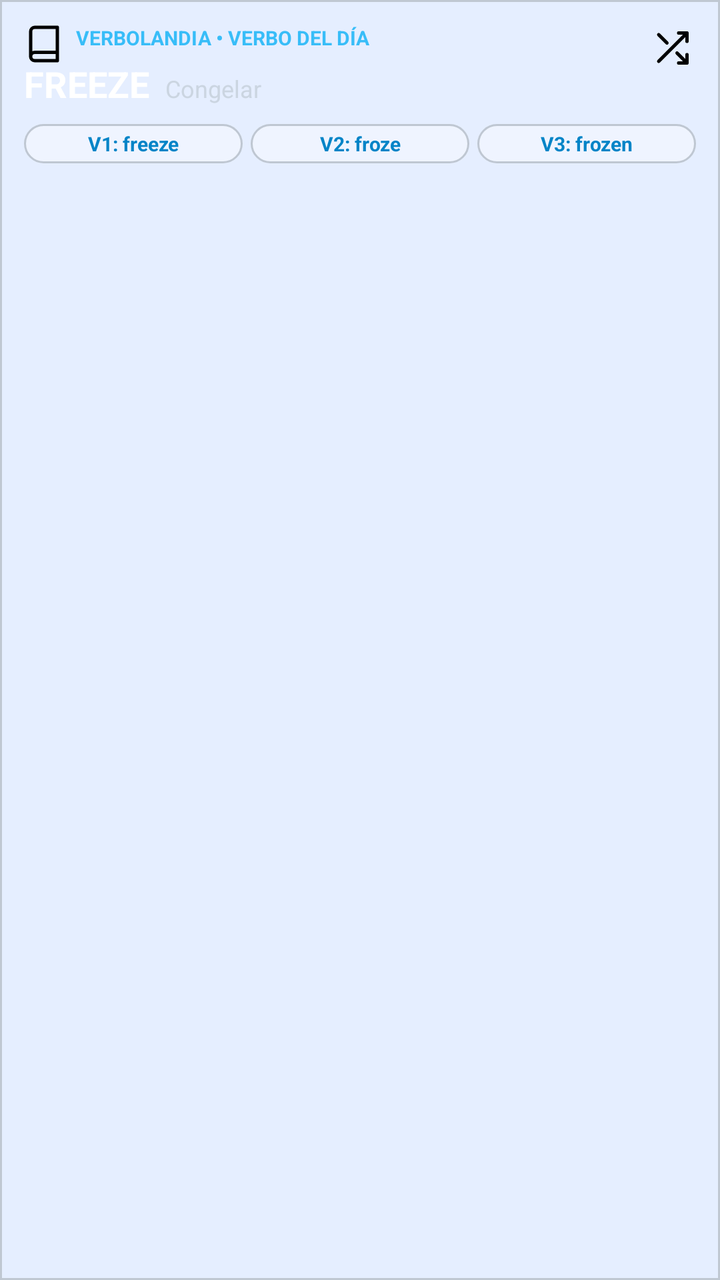
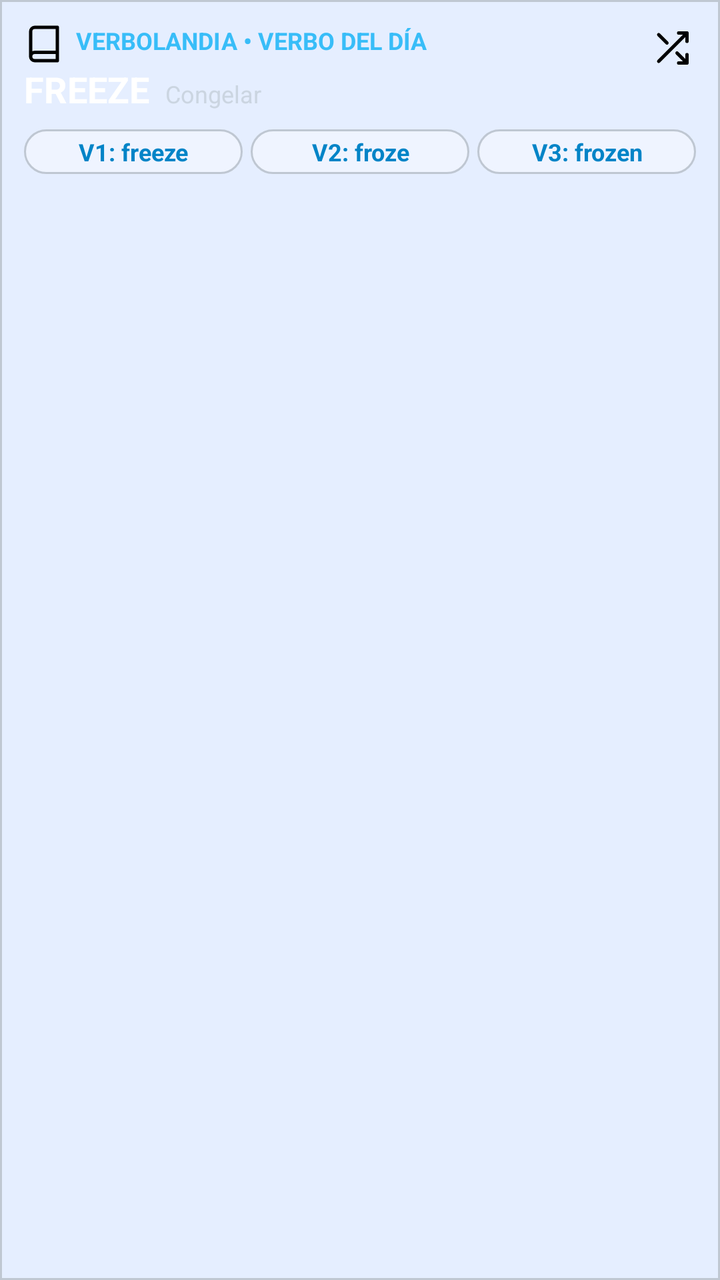

An Android layout rendered at two revisions. The XML below is the earlier revision; the diff shows what the commit changed to produce the second picture.
<!-- AndroidManifest.xml: application theme Theme.VerboLandia -->
<!-- res/layout/verb_app_widget.xml -->
<?xml version="1.0" encoding="utf-8"?>
<RelativeLayout xmlns:android="http://schemas.android.com/apk/res/android"
    android:id="@+id/widgetRoot"
    android:layout_width="match_parent"
    android:layout_height="match_parent"
    android:background="@drawable/bg_bottom_action_bar"
    android:padding="12dp">

    
    <ImageView
        android:id="@+id/ivWidgetIcon"
        android:layout_width="20dp"
        android:layout_height="20dp"
        android:layout_alignParentStart="true"
        android:layout_alignParentTop="true"
        android:contentDescription="@null"
        android:src="@drawable/ic_dictionary" />

    <TextView
        android:id="@+id/tvWidgetHeader"
        android:layout_width="wrap_content"
        android:layout_height="wrap_content"
        android:layout_alignTop="@id/ivWidgetIcon"
        android:layout_marginStart="6dp"
        android:layout_toEndOf="@id/ivWidgetIcon"
        android:text="@string/widget_header"
        android:textColor="#38BDF8"
        android:textSize="10sp"
        android:textStyle="bold" />

    <ImageButton
        android:id="@+id/btnWidgetRefresh"
        android:layout_width="24dp"
        android:layout_height="24dp"
        android:layout_alignParentEnd="true"
        android:layout_alignParentTop="true"
        android:background="?android:attr/selectableItemBackground"
        android:contentDescription="@string/widget_refresh_desc"
        android:padding="2dp"
        android:scaleType="fitCenter"
        android:src="@drawable/ic_shuffle" />

    
    <TextView
        android:id="@+id/tvWidgetVerbBase"
        android:layout_width="wrap_content"
        android:layout_height="wrap_content"
        android:layout_below="@id/tvWidgetHeader"
        android:layout_marginTop="4dp"
        android:text="@string/widget_default_base"
        android:textColor="#FFFFFF"
        android:textSize="18sp"
        android:textStyle="bold" />

    <TextView
        android:id="@+id/tvWidgetMeaning"
        android:layout_width="wrap_content"
        android:layout_height="wrap_content"
        android:layout_alignBaseline="@id/tvWidgetVerbBase"
        android:layout_marginStart="8dp"
        android:layout_toEndOf="@id/tvWidgetVerbBase"
        android:text="@string/widget_default_meaning"
        android:textColor="#CBD5E1"
        android:textSize="12sp" />

    
    <LinearLayout
        android:layout_width="match_parent"
        android:layout_height="wrap_content"
        android:layout_below="@id/tvWidgetVerbBase"
        android:layout_marginTop="8dp"
        android:orientation="horizontal">

        <TextView
            android:id="@+id/tvWidgetV1"
            android:layout_width="0dp"
            android:layout_height="wrap_content"
            android:layout_weight="1"
            android:background="@drawable/bg_badge_small"
            android:gravity="center"
            android:paddingVertical="3dp"
            android:text="@string/widget_default_v1"
            android:textColor="#0284C7"
            android:textSize="10sp"
            android:textStyle="bold" />

        <TextView
            android:id="@+id/tvWidgetV2"
            android:layout_width="0dp"
            android:layout_height="wrap_content"
            android:layout_marginStart="4dp"
            android:layout_weight="1"
            android:background="@drawable/bg_badge_small"
            android:gravity="center"
            android:paddingVertical="3dp"
            android:text="@string/widget_default_v2"
            android:textColor="#0284C7"
            android:textSize="10sp"
            android:textStyle="bold" />

        <TextView
            android:id="@+id/tvWidgetV3"
            android:layout_width="0dp"
            android:layout_height="wrap_content"
            android:layout_marginStart="4dp"
            android:layout_weight="1"
            android:background="@drawable/bg_badge_small"
            android:gravity="center"
            android:paddingVertical="3dp"
            android:text="@string/widget_default_v3"
            android:textColor="#0284C7"
            android:textSize="10sp"
            android:textStyle="bold" />
    </LinearLayout>

</RelativeLayout>
<!-- resources referenced by this layout -->
<resources>
  <!-- drawable bg_badge_small (drawable) -->
  <?xml version="1.0" encoding="utf-8"?>
  <shape xmlns:android="http://schemas.android.com/apk/res/android"
      android:shape="rectangle">
      <solid android:color="?attr/colorSurfaceContainerLow" />
      <corners android:radius="@dimen/rounded_full" />
      <stroke
          android:width="1dp"
          android:color="?attr/colorOutlineVariant" />
  </shape>
  <!-- drawable bg_bottom_action_bar (drawable) -->
  <?xml version="1.0" encoding="utf-8"?>
  <shape xmlns:android="http://schemas.android.com/apk/res/android"
      android:shape="rectangle">
      <solid android:color="?attr/colorSurfaceContainer" />
      <stroke
          android:width="1dp"
          android:color="?attr/colorOutlineVariant" />
  </shape>
  <!-- drawable ic_dictionary (drawable) -->
  <vector xmlns:android="http://schemas.android.com/apk/res/android"
      android:width="24dp"
      android:height="24dp"
      android:viewportWidth="24"
      android:viewportHeight="24">
      <path
          android:fillColor="#00000000"
          android:strokeColor="#FF000000"
          android:strokeWidth="2"
          android:strokeLineCap="round"
          android:strokeLineJoin="round"
          android:pathData="M4,19.5A2.5,2.5 0 0,1 6.5,17H20M4,19.5A2.5,2.5 0 0,0 6.5,22H20V2H6.5A2.5,2.5 0 0,0 4,4.5v15z" />
  </vector>
  <!-- drawable ic_shuffle (drawable) -->
  <vector xmlns:android="http://schemas.android.com/apk/res/android"
      android:width="24dp"
      android:height="24dp"
      android:viewportWidth="24"
      android:viewportHeight="24">
      <path
          android:fillColor="#00000000"
          android:strokeColor="#FF000000"
          android:strokeWidth="2"
          android:strokeLineCap="round"
          android:strokeLineJoin="round"
          android:pathData="M16,3h5v5 M4,20l17,-17 M21,16v5h-5 M15,15l6,6 M4,4l5,5" />
  </vector>
  <string name="widget_default_base">FREEZE</string>
  <string name="widget_default_meaning">Congelar</string>
  <string name="widget_default_v1">V1: freeze</string>
  <string name="widget_default_v2">V2: froze</string>
  <string name="widget_default_v3">V3: frozen</string>
  <string name="widget_header">VERBOLANDIA • VERBO DEL DÍA</string>
  <string name="widget_refresh_desc">Actualizar verbo del día</string>
  <style name="Theme.VerboLandia" parent="Theme.Verbolandia" />
  <dimen name="rounded_full">9999dp</dimen>
  <color name="primary">#006194</color>
  <color name="on_primary">#FFFFFF</color>
  <color name="primary_container">#007BB9</color>
  <color name="on_primary_container">#FDFCFF</color>
  <color name="secondary">#00668A</color>
  <color name="on_secondary">#FFFFFF</color>
  <color name="secondary_container">#40C2FD</color>
  <color name="on_secondary_container">#004D6A</color>
  <color name="tertiary">#545C72</color>
  <color name="on_tertiary">#FFFFFF</color>
  <color name="tertiary_container">#6C748B</color>
  <color name="on_tertiary_container">#FEFCFF</color>
  <color name="error">#BA1A1A</color>
  <color name="on_error">#FFFFFF</color>
  <color name="error_container">#FFDAD6</color>
  <color name="on_error_container">#93000A</color>
  <!-- unchanged entries left out for length: 1 -->
</resources>

<!-- the commit's change to res/layout/verb_app_widget.xml (unified diff, before → after) -->
@@ -24,8 +24,8 @@
         android:layout_marginStart="6dp"
         android:layout_toEndOf="@id/ivWidgetIcon"
         android:text="@string/widget_header"
-        android:textColor="#38BDF8"
-        android:textSize="10sp"
+        android:textColor="@color/secondary_accent"
+        android:textSize="@dimen/text_label_sm"
         android:textStyle="bold" />
 
     <ImageButton
@@ -48,7 +48,7 @@
         android:layout_below="@id/tvWidgetHeader"
         android:layout_marginTop="4dp"
         android:text="@string/widget_default_base"
-        android:textColor="#FFFFFF"
+        android:textColor="@color/white"
         android:textSize="18sp"
         android:textStyle="bold" />
 
@@ -60,8 +60,8 @@
         android:layout_marginStart="8dp"
         android:layout_toEndOf="@id/tvWidgetVerbBase"
         android:text="@string/widget_default_meaning"
-        android:textColor="#CBD5E1"
-        android:textSize="12sp" />
+        android:textColor="@color/widget_text_slate"
+        android:textSize="@dimen/text_body_sm" />
 
     
     <LinearLayout
@@ -80,8 +80,8 @@
             android:gravity="center"
             android:paddingVertical="3dp"
             android:text="@string/widget_default_v1"
-            android:textColor="#0284C7"
-            android:textSize="10sp"
+            android:textColor="@color/primary_accent"
+            android:textSize="@dimen/text_label_sm"
             android:textStyle="bold" />
 
         <TextView
@@ -94,8 +94,8 @@
             android:gravity="center"
             android:paddingVertical="3dp"
             android:text="@string/widget_default_v2"
-            android:textColor="#0284C7"
-            android:textSize="10sp"
+            android:textColor="@color/primary_accent"
+            android:textSize="@dimen/text_label_sm"
             android:textStyle="bold" />
 
         <TextView
@@ -108,8 +108,8 @@
             android:gravity="center"
             android:paddingVertical="3dp"
             android:text="@string/widget_default_v3"
-            android:textColor="#0284C7"
-            android:textSize="10sp"
+            android:textColor="@color/primary_accent"
+            android:textSize="@dimen/text_label_sm"
             android:textStyle="bold" />
     </LinearLayout>
 
<!-- resource entries referenced after the edit -->
@@ -1,5 +1,11 @@
 <!-- resources referenced by this layout -->
 <resources>
+  <color name="primary_accent">#0284C7</color>
+  <color name="secondary_accent">#38BDF8</color>
+  <color name="white">#FFFFFFFF</color>
+  <color name="widget_text_slate">#CBD5E1</color>
+  <dimen name="text_body_sm">12sp</dimen>
+  <dimen name="text_label_sm">12sp</dimen>
   <!-- drawable bg_badge_small (drawable) -->
   <?xml version="1.0" encoding="utf-8"?>
   <shape xmlns:android="http://schemas.android.com/apk/res/android"
